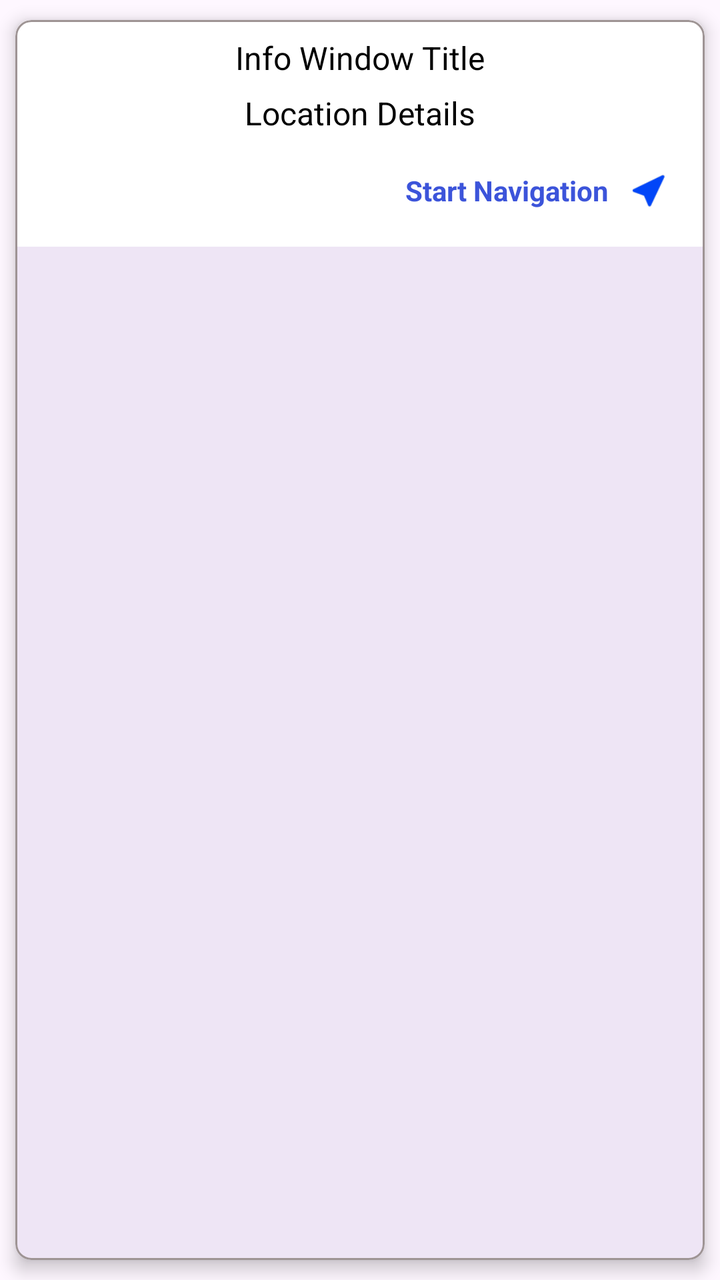
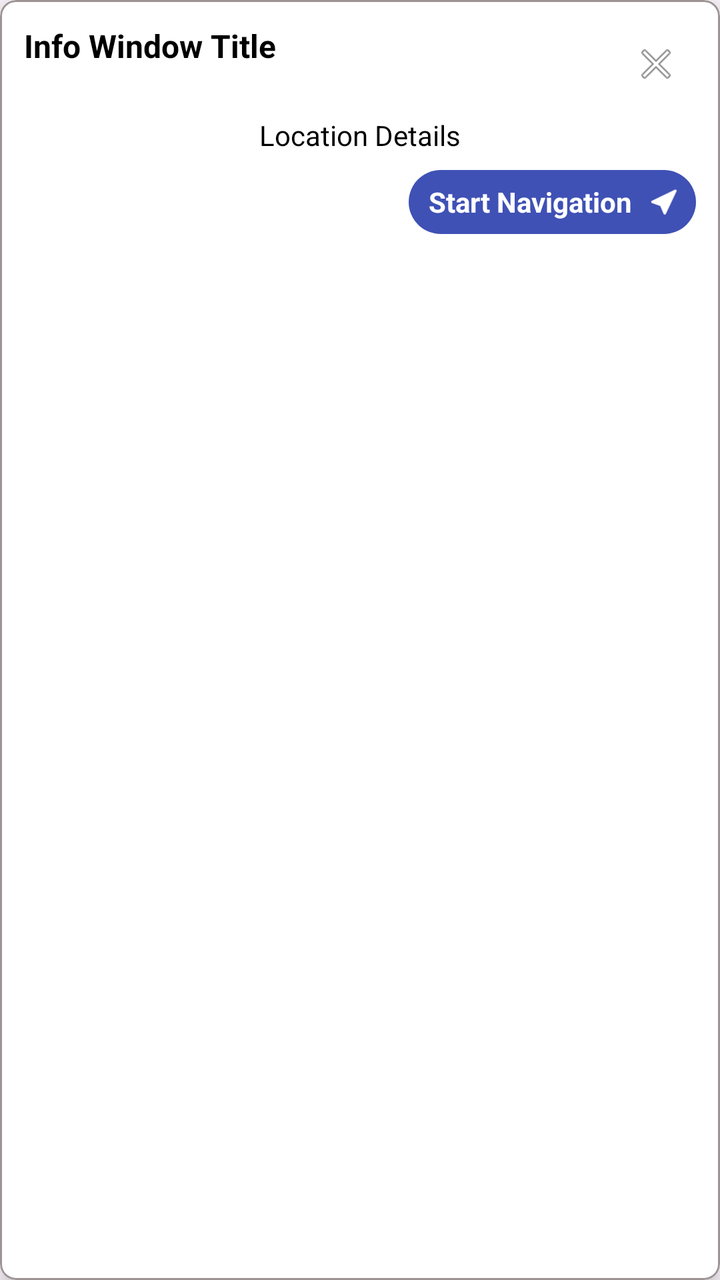

Compare the two renders of this Android layout. The source of the first and the diff that turns it into the second are given below.
<!-- AndroidManifest.xml: application theme Theme.AyyapaTelugu -->
<!-- res/layout/custom_ayyappa_window.xml -->
<?xml version="1.0" encoding="utf-8"?>
<com.google.android.material.card.MaterialCardView
    xmlns:android="http://schemas.android.com/apk/res/android"
    xmlns:card_view="http://schemas.android.com/apk/res-auto"
    android:id="@+id/card_list"
    android:orientation="vertical"
    android:background="#FFF"
    android:clickable="true"
    android:focusable="true"
    android:layout_width="match_parent"
    android:layout_height="wrap_content"
    card_view:strokeColor="#9E9494"
    card_view:strokeWidth="1dp"
    card_view:cardUseCompatPadding="true"
    card_view:cardElevation="5dp"
    card_view:cardCornerRadius="8dp"
    android:layout_margin="16dp">

    <LinearLayout android:layout_width="match_parent"
        android:layout_height="wrap_content"
        android:background="#FFF"
        android:padding="8dp"
        android:orientation="vertical">
        <TextView
            android:id="@+id/ayyappa_window_title"
            android:layout_width="match_parent"
            android:layout_height="wrap_content"
            android:textAppearance="?android:attr/textAppearanceLarge"
            android:textColor="@android:color/black"
            android:gravity="center"
            android:textSize="16dp"
            android:text="Info Window Title" />
        <TextView
            android:id="@+id/ayyappa_location"
            android:layout_width="match_parent"
            android:layout_height="wrap_content"
            android:layout_marginTop="6dp"
            android:textAppearance="?android:attr/textAppearanceLarge"
            android:textColor="@android:color/black"
            android:gravity="center"
            android:textSize="16dp"
            android:text="Location Details" />
        <LinearLayout
            android:layout_width="match_parent"
            android:layout_height="wrap_content"
            android:orientation="horizontal"
            android:gravity="right"
            android:layout_marginTop="8dp">
            <LinearLayout
                android:layout_width="wrap_content"
                android:layout_height="wrap_content"
                android:id="@+id/start_navigation"
                android:orientation="horizontal">
                <TextView
                    android:layout_width="wrap_content"
                    android:layout_height="wrap_content"
                    android:text="Start Navigation"
                    android:textSize="14dp"
                    android:layout_marginLeft="10dp"
                    android:textColor="#3C54DA"
                    android:textStyle="bold"
                    android:layout_gravity="center"/>
                <ImageView
                    android:layout_width="40dp"
                    android:layout_height="40dp"
                    android:text="Start Navigation"
                    android:src="@drawable/navigation_icon"
                    android:backgroundTint="#E41010" />
            </LinearLayout>
        </LinearLayout>
    </LinearLayout>

</com.google.android.material.card.MaterialCardView>
<!-- resources referenced by this layout -->
<resources>
  <!-- drawable navigation_icon: png bitmap (drawable, 2455 bytes) -->
  <style name="Theme.AyyapaTelugu" parent="Base.Theme.AyyapaTelugu" />
  <style name="Base.Theme.AyyapaTelugu" parent="Theme.Material3.DayNight.NoActionBar">
          
          
          <item name="windowActionBar">false</item>
          <item name="android:windowNoTitle">true</item>
  
      </style>
</resources>

<!-- the commit's change to res/layout/custom_ayyappa_window.xml (unified diff, before → after) -->
@@ -3,33 +3,50 @@
     xmlns:android="http://schemas.android.com/apk/res/android"
     xmlns:card_view="http://schemas.android.com/apk/res-auto"
     android:id="@+id/card_list"
-    android:orientation="vertical"
-    android:background="#FFF"
     android:clickable="true"
     android:focusable="true"
-    android:layout_width="match_parent"
+    android:layout_width="wrap_content"
     android:layout_height="wrap_content"
     card_view:strokeColor="#9E9494"
     card_view:strokeWidth="1dp"
-    card_view:cardUseCompatPadding="true"
-    card_view:cardElevation="5dp"
-    card_view:cardCornerRadius="8dp"
-    android:layout_margin="16dp">
+    card_view:cardUseCompatPadding="false"
+    card_view:cardBackgroundColor="#FFFFFF"
+    card_view:cardElevation="6dp"
+    card_view:cardCornerRadius="8dp">
 
-    <LinearLayout android:layout_width="match_parent"
+    <LinearLayout
+        android:layout_width="match_parent"
         android:layout_height="wrap_content"
         android:background="#FFF"
-        android:padding="8dp"
+        android:padding="12dp"
         android:orientation="vertical">
-        <TextView
-            android:id="@+id/ayyappa_window_title"
+
+        <LinearLayout
             android:layout_width="match_parent"
             android:layout_height="wrap_content"
-            android:textAppearance="?android:attr/textAppearanceLarge"
-            android:textColor="@android:color/black"
-            android:gravity="center"
-            android:textSize="16dp"
-            android:text="Info Window Title" />
+            android:gravity="top">
+
+            <TextView
+                android:id="@+id/ayyappa_window_title"
+                android:layout_width="0dp"
+                android:layout_height="wrap_content"
+                android:layout_weight="1"
+                android:textColor="#000000"
+                android:textSize="16dp"
+                android:textStyle="bold"
+                android:text="Info Window Title" />
+
+            <ImageButton
+                android:id="@+id/ayyappa_window_close"
+                android:layout_width="40dp"
+                android:layout_height="40dp"
+                android:padding="8dp"
+                android:scaleType="fitCenter"
+                android:background="?attr/selectableItemBackgroundBorderless"
+                android:contentDescription="Close"
+                android:src="@android:drawable/ic_menu_close_clear_cancel" />
+        </LinearLayout>
+
         <TextView
             android:id="@+id/ayyappa_location"
             android:layout_width="match_parent"
@@ -38,34 +55,37 @@
             android:textAppearance="?android:attr/textAppearanceLarge"
             android:textColor="@android:color/black"
             android:gravity="center"
-            android:textSize="16dp"
+            android:textSize="14dp"
             android:text="Location Details" />
+
         <LinearLayout
             android:layout_width="match_parent"
             android:layout_height="wrap_content"
             android:orientation="horizontal"
             android:gravity="right"
             android:layout_marginTop="8dp">
+
             <LinearLayout
+                android:id="@+id/start_navigation"
                 android:layout_width="wrap_content"
                 android:layout_height="wrap_content"
-                android:id="@+id/start_navigation"
+                android:background="@drawable/navigation_bg"
                 android:orientation="horizontal">
+
                 <TextView
                     android:layout_width="wrap_content"
                     android:layout_height="wrap_content"
                     android:text="Start Navigation"
                     android:textSize="14dp"
                     android:layout_marginLeft="10dp"
-                    android:textColor="#3C54DA"
+                    android:textColor="#FFF"
                     android:textStyle="bold"
-                    android:layout_gravity="center"/>
+                    android:layout_gravity="center" />
+
                 <ImageView
-                    android:layout_width="40dp"
-                    android:layout_height="40dp"
-                    android:text="Start Navigation"
-                    android:src="@drawable/navigation_icon"
-                    android:backgroundTint="#E41010" />
+                    android:layout_width="32dp"
+                    android:layout_height="32dp"
+                    android:src="@drawable/navigation_icon_white" />
             </LinearLayout>
         </LinearLayout>
     </LinearLayout>
<!-- resource entries referenced after the edit -->
@@ -1,6 +1,17 @@
 <!-- resources referenced by this layout -->
 <resources>
-  <!-- drawable navigation_icon: png bitmap (drawable, 2455 bytes) -->
+  <!-- drawable navigation_bg (drawable) -->
+  <?xml version="1.0" encoding="utf-8"?>
+  <selector xmlns:android="http://schemas.android.com/apk/res/android">
+      <item>
+          <shape android:shape="rectangle">
+              <solid android:color="#3F51B5" />
+              <corners android:radius="20dp" />
+          </shape>
+  
+      </item>
+  </selector>
+  <!-- drawable navigation_icon_white: png bitmap (drawable, 6765 bytes) -->
   <style name="Theme.AyyapaTelugu" parent="Base.Theme.AyyapaTelugu" />
   <style name="Base.Theme.AyyapaTelugu" parent="Theme.Material3.DayNight.NoActionBar">
           
